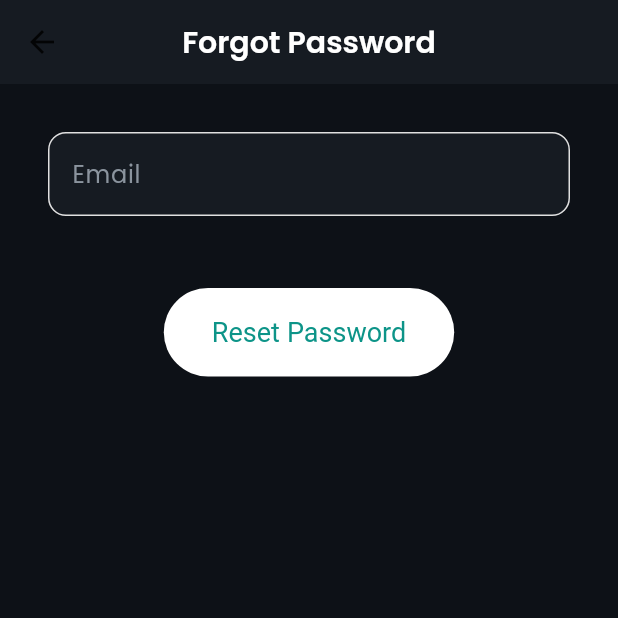
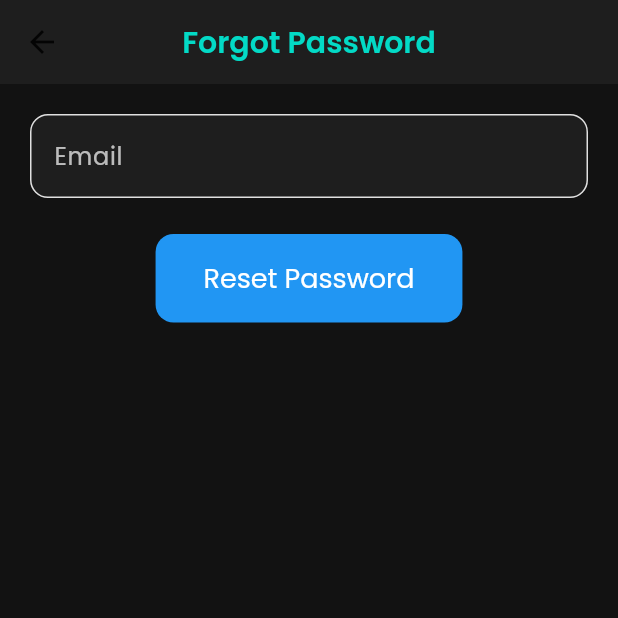
Before and after one commit to predictor47/Cointos, a Flutter app: the screen it shows after launch, after a tap on "Forgot Password?", on a phone screen of 412 x 824 dp, the top half of it. Run offline on Flutter 3.47's test engine with Material 3 defaults, Android fonts, the light colour scheme and no system bars; our stand-ins replace cloud_firestore, firebase_auth, firebase_core, fl_chart, flutter_fortune_wheel, google_fonts and 4 more; accounts and stored records are empty.

Commit message:
ui improvements

```diff
--- a/lib/screens/forgot_password_screen.dart
+++ b/lib/screens/forgot_password_screen.dart
@@ -1,6 +1,7 @@
 import 'package:flutter/material.dart';
 import 'package:provider/provider.dart';
 import '../providers/auth_provider.dart';
+import '../theme.dart';
 
 class ForgotPasswordScreen extends StatefulWidget {
   const ForgotPasswordScreen({super.key});
@@ -24,17 +25,21 @@ class _ForgotPasswordScreenState extends State<ForgotPasswordScreen> {
     final authProvider = Provider.of<AuthProvider>(context);
 
     return Scaffold(
-      backgroundColor: const Color(0xFF0D1117), // Dark background
+      backgroundColor: UpgradedAppTheme.backgroundColor,
       appBar: AppBar(
-        backgroundColor: const Color(0xFF161B22), // Dark app bar background
-        title: const Text(
+        backgroundColor: UpgradedAppTheme.surfaceColor,
+        title: Text(
           'Forgot Password',
-          style: TextStyle(color: Colors.white), // White text
+          style: TextStyle(
+            color: UpgradedAppTheme.accentColor,
+            fontFamily: UpgradedAppTheme.fontFamily,
+          ),
         ),
+        elevation: 0,
       ),
       body: SingleChildScrollView(
         child: Padding(
-          padding: const EdgeInsets.all(32.0),
+          padding: const EdgeInsets.all(20.0),
           child: Form(
             key: _formKey,
             child: Column(
@@ -42,14 +47,20 @@ class _ForgotPasswordScreenState extends State<ForgotPasswordScreen> {
               children: [
                 TextFormField(
                   controller: _emailController,
-                  style: const TextStyle(color: Colors.white), // White text
+                  style: TextStyle(
+                    color: Colors.white,
+                    fontFamily: UpgradedAppTheme.fontFamily,
+                  ),
                   decoration: InputDecoration(
                     hintText: 'Email',
-                    hintStyle: const TextStyle(color: Color(0xFF8B949E)),
+                    hintStyle: TextStyle(
+                      color: Colors.white70,
+                      fontFamily: UpgradedAppTheme.fontFamily,
+                    ),
                     filled: true,
-                    fillColor: const Color(0xFF161B22), // Dark input background
+                    fillColor: UpgradedAppTheme.surfaceColor,
                     border: OutlineInputBorder(
-                      borderRadius: BorderRadius.circular(8.0),
+                      borderRadius: BorderRadius.circular(12.0),
                       borderSide: BorderSide.none,
                     ),
                   ),
@@ -63,7 +74,7 @@ class _ForgotPasswordScreenState extends State<ForgotPasswordScreen> {
                     return null;
                   },
                 ),
-                const SizedBox(height: 48),
+                const SizedBox(height: 24),
                 ElevatedButton(
                   onPressed: () async {
                     if (_formKey.currentState!.validate()) {
@@ -73,20 +84,22 @@ class _ForgotPasswordScreenState extends State<ForgotPasswordScreen> {
                         showDialog(
                           context: context,
                           barrierDismissible: false,
-                          builder: (context) => const AlertDialog(
-                            backgroundColor:
-                                Color(0xFF161B22), // Dark dialog background
+                          builder: (context) => AlertDialog(
+                            backgroundColor: UpgradedAppTheme.surfaceColor,
                             content: Row(
                               children: [
                                 CircularProgressIndicator(
                                   valueColor: AlwaysStoppedAnimation<Color>(
-                                    Color(0xFF0D9488), // Accent color
+                                    UpgradedAppTheme.accentColor,
                                   ),
                                 ),
-                                SizedBox(width: 16),
+                                const SizedBox(width: 16),
                                 Text(
                                   'Sending reset email...',
-                                  style: TextStyle(color: Colors.white),
+                                  style: TextStyle(
+                                    color: Colors.white,
+                                    fontFamily: UpgradedAppTheme.fontFamily,
+                                  ),
                                 ),
                               ],
                             ),
@@ -98,11 +111,13 @@ class _ForgotPasswordScreenState extends State<ForgotPasswordScreen> {
                         if (authProvider.errorMessage != null) {
                           ScaffoldMessenger.of(context).showSnackBar(
                             SnackBar(
-                              backgroundColor:
-                                  const Color(0xFF161B22), // Dark snackbar background
+                              backgroundColor: UpgradedAppTheme.errorColor,
                               content: Text(
                                 authProvider.errorMessage!,
-                                style: const TextStyle(color: Colors.white),
+                                style: TextStyle(
+                                  color: Colors.white,
+                                  fontFamily: UpgradedAppTheme.fontFamily,
+                                ),
                               ),
                             ),
                           );
@@ -110,22 +125,30 @@ class _ForgotPasswordScreenState extends State<ForgotPasswordScreen> {
                           showDialog(
                             context: context,
                             builder: (context) => AlertDialog(
-                              backgroundColor:
-                                  const Color(0xFF161B22), // Dark dialog background
-                              title: const Text(
+                              backgroundColor: UpgradedAppTheme.surfaceColor,
+                              title: Text(
                                 'Password Reset Email Sent',
-                                style: TextStyle(color: Colors.white),
+                                style: TextStyle(
+                                  color: Colors.white,
+                                  fontFamily: UpgradedAppTheme.fontFamily,
+                                ),
                               ),
-                              content: const Text(
+                              content: Text(
                                 'Please check your inbox for instructions to reset your password.',
-                                style: TextStyle(color: Colors.white),
+                                style: TextStyle(
+                                  color: Colors.white,
+                                  fontFamily: UpgradedAppTheme.fontFamily,
+                                ),
                               ),
                               actions: [
                                 TextButton(
                                   onPressed: () => Navigator.pop(context),
-                                  child: const Text(
+                                  child: Text(
                                     'OK',
-                                    style: TextStyle(color: Colors.white),
+                                    style: TextStyle(
+                                      color: UpgradedAppTheme.accentColor,
+                                      fontFamily: UpgradedAppTheme.fontFamily,
+                                    ),
                                   ),
                                 ),
                               ],
@@ -136,12 +159,18 @@ class _ForgotPasswordScreenState extends State<ForgotPasswordScreen> {
                     }
                   },
                   style: ElevatedButton.styleFrom(
-                    foregroundColor: const Color(0xFF0D9488), // Accent color
-                    backgroundColor: Colors.white,
-                    padding: const EdgeInsets.symmetric(horizontal: 32, vertical: 16),
-                    textStyle: const TextStyle(fontSize: 18),
+                    foregroundColor: Colors.white,
+                    backgroundColor: UpgradedAppTheme.primaryColor,
+                    padding: const EdgeInsets.symmetric(
+                      horizontal: 32,
+                      vertical: 16,
+                    ),
+                    textStyle: TextStyle(
+                      fontSize: 18,
+                      fontFamily: UpgradedAppTheme.fontFamily,
+                    ),
                     shape: RoundedRectangleBorder(
-                      borderRadius: BorderRadius.circular(30),
+                      borderRadius: BorderRadius.circular(12),
                     ),
                   ),
                   child: const Text('Reset Password'),
--- a/lib/screens/login_screen.dart
+++ b/lib/screens/login_screen.dart
@@ -95,12 +95,18 @@ class _LoginScreenState extends State<LoginScreen>
     return Scaffold(
       backgroundColor: UpgradedAppTheme.backgroundColor,
       appBar: AppBar(
-        title: const Text('Login'),
+        title: Text('Kointos',
+            style: TextStyle(
+              fontFamily: UpgradedAppTheme.fontFamily,
+              color: UpgradedAppTheme.accentColor,
+              fontWeight: FontWeight.bold,
+            )),
         elevation: 0,
+        backgroundColor: UpgradedAppTheme.backgroundColor,
       ),
       body: SingleChildScrollView(
         child: Padding(
-          padding: const EdgeInsets.all(16.0),
+          padding: const EdgeInsets.symmetric(horizontal: 24.0, vertical: 40.0),
           child: Form(
             key: _formKey,
             child: Column(
@@ -108,17 +114,13 @@ class _LoginScreenState extends State<LoginScreen>
               children: [
                 TextFormField(
                   controller: _emailController,
-                  decoration: InputDecoration(
+                  decoration: const InputDecoration(
                     labelText: 'Email',
-                    labelStyle: TextStyle(
-                      color: Colors.white.withOpacity(0.7),
-                      fontFamily: UpgradedAppTheme.fontFamily,
-                    ),
+                    hintText: 'Enter your email',
                   ),
-                  style: TextStyle(
-                    color: Colors.white,
-                    fontFamily: UpgradedAppTheme.fontFamily,
-                  ),
+                  style: Theme.of(context).textTheme.bodyLarge,
+                  keyboardType: TextInputType.emailAddress,
+                  textInputAction: TextInputAction.next,
                   validator: (value) {
                     if (value == null || value.isEmpty) {
                       return 'Please enter your email';
@@ -132,18 +134,13 @@ class _LoginScreenState extends State<LoginScreen>
                 const SizedBox(height: 16),
                 TextFormField(
                   controller: _passwordController,
-                  decoration: InputDecoration(
+                  decoration: const InputDecoration(
                     labelText: 'Password',
-                    labelStyle: TextStyle(
-                      color: Colors.white.withOpacity(0.7),
-                      fontFamily: UpgradedAppTheme.fontFamily,
-                    ),
+                    hintText: 'Enter your password',
                   ),
-                  style: TextStyle(
-                    color: Colors.white,
-                    fontFamily: UpgradedAppTheme.fontFamily,
-                  ),
+                  style: Theme.of(context).textTheme.bodyLarge,
                   obscureText: true,
+                  textInputAction: TextInputAction.done,
                   validator: (value) {
                     if (value == null || value.isEmpty) {
                       return 'Please enter your password';
@@ -155,8 +152,6 @@ class _LoginScreenState extends State<LoginScreen>
                 ElevatedButton(
                   onPressed: _signInWithEmailAndPassword,
                   style: ElevatedButton.styleFrom(
-                    backgroundColor: UpgradedAppTheme.primaryColor,
-                    foregroundColor: Colors.white,
                     padding: const EdgeInsets.symmetric(vertical: 16),
                     shape: RoundedRectangleBorder(
                       borderRadius: BorderRadius.circular(12),
@@ -177,12 +172,12 @@ class _LoginScreenState extends State<LoginScreen>
                           builder: (context) => const ForgotPasswordScreen()),
                     );
                   },
-                  style: TextButton.styleFrom(
-                    foregroundColor: UpgradedAppTheme.primaryColor,
-                  ),
                   child: Text(
                     "Forgot Password?",
-                    style: TextStyle(fontFamily: UpgradedAppTheme.fontFamily),
+                    style: TextStyle(
+                      fontFamily: UpgradedAppTheme.fontFamily,
+                      color: UpgradedAppTheme.primaryColor,
+                    ),
                   ),
                 ),
                 const SizedBox(height: 16),
@@ -194,12 +189,12 @@ class _LoginScreenState extends State<LoginScreen>
                           builder: (context) => const SignupScreen()),
                     );
                   },
-                  style: TextButton.styleFrom(
-                    foregroundColor: UpgradedAppTheme.primaryColor,
-                  ),
                   child: Text(
                     "Don't have an account? Sign Up",
-                    style: TextStyle(fontFamily: UpgradedAppTheme.fontFamily),
+                    style: TextStyle(
+                      fontFamily: UpgradedAppTheme.fontFamily,
+                      color: UpgradedAppTheme.primaryColor,
+                    ),
                   ),
                 ),
               ],
--- a/lib/theme.dart
+++ b/lib/theme.dart
@@ -254,6 +254,9 @@ class UpgradedAppTheme {
       ),
     ),
   );
+  static TextStyle get hintstyle => ThemeData.hintStyle;
+  static Color get appBarTheme => UpgradedAppTheme.appBarTheme;
+  static Color get textColor => UpgradedAppTheme.textColor;
   static String get fontFamily => UpgradedAppTheme._fontFamily;
   static Color get errorColor => UpgradedAppTheme._errorColor;
   static Color get primaryColor => UpgradedAppTheme._primaryColor;
```
Also changed, not shown: lib/screens/signup_screen.dart (+62 -82 lines), pubspec.lock, 10 other files.
